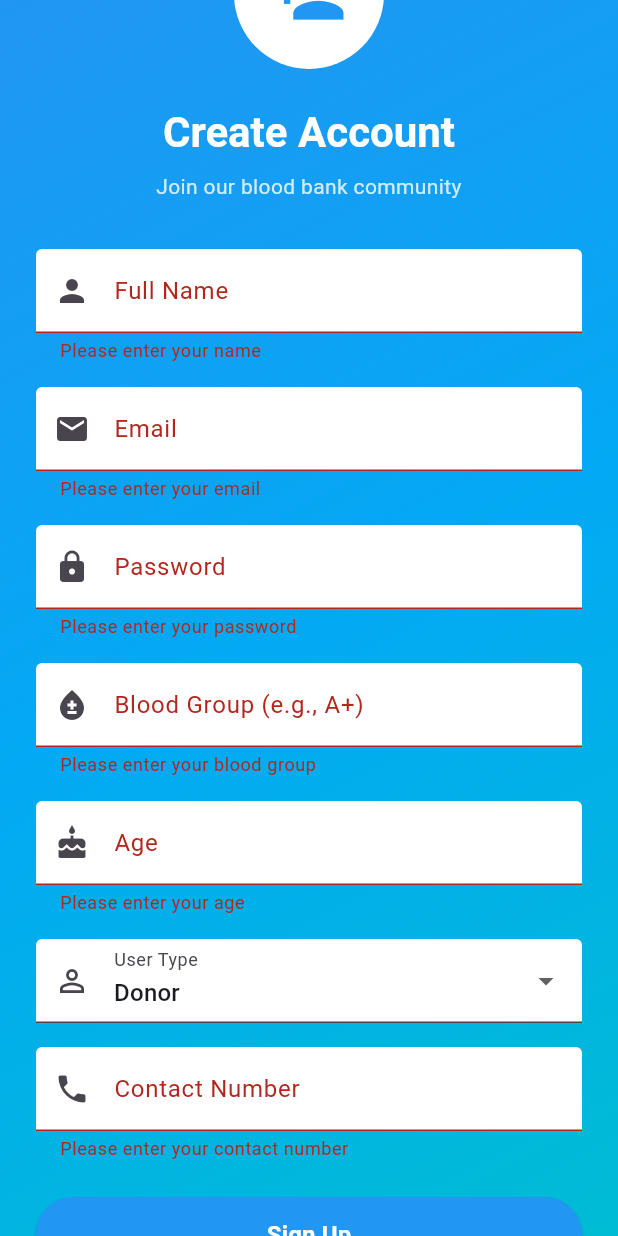
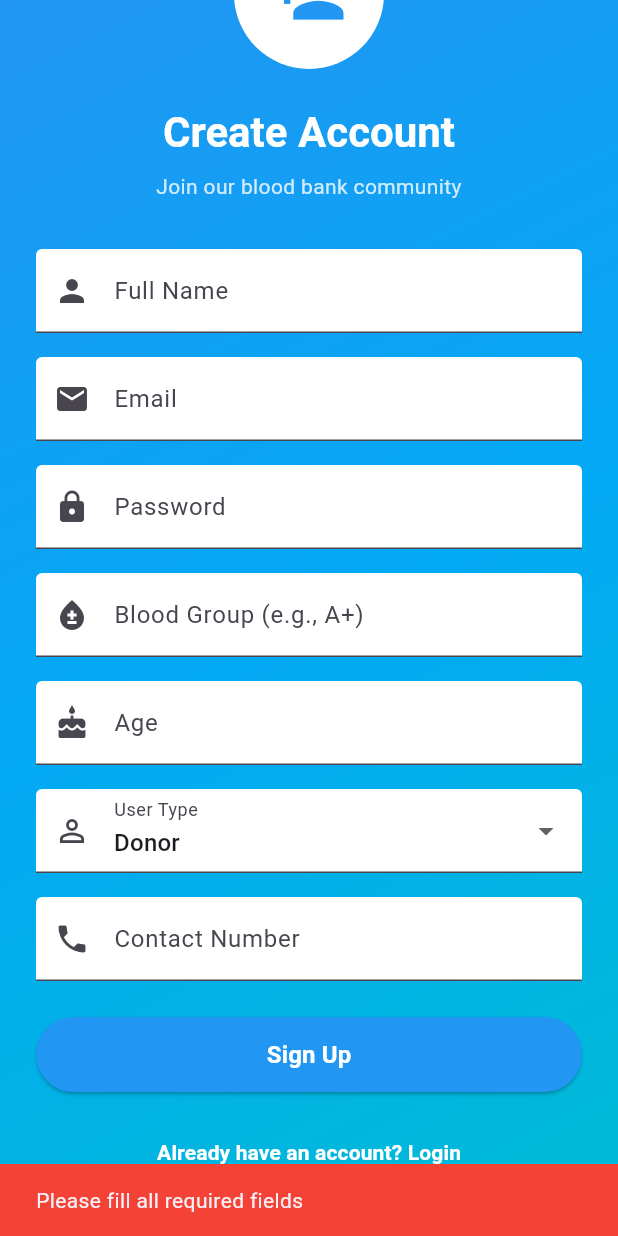
Before and after one commit to mbilal5656/Bloodbank, a Flutter app: the SignupPage screen opened by its route, scrolled down 86 dp, after a tap on "Sign Up", on a phone screen of 412 x 824 dp. Run offline on Flutter 3.47's test engine with Material 3 defaults, Android fonts, the phone set to English and light mode, and no system bars; our stand-ins replace shared_preferences; accounts and stored records are empty.

Commit message:
Fix login and signup button issues - remove Form widgets and improve navigation

```diff
--- a/lib/signup_page.dart
+++ b/lib/signup_page.dart
@@ -9,7 +9,6 @@ class SignupPage extends StatefulWidget {
 }
 
 class _SignupPageState extends State<SignupPage> {
-  final _formKey = GlobalKey<FormState>();
   final _nameController = TextEditingController();
   final _emailController = TextEditingController();
   final _passwordController = TextEditingController();
@@ -33,7 +32,20 @@ class _SignupPageState extends State<SignupPage> {
   Future<void> _signup() async {
     if (!mounted) return;
 
-    if (!_formKey.currentState!.validate()) {
+    // Simple validation first
+    if (_nameController.text.isEmpty ||
+        _emailController.text.isEmpty ||
+        _passwordController.text.isEmpty ||
+        _bloodGroupController.text.isEmpty ||
+        _ageController.text.isEmpty ||
+        (_userType != 'Admin' && _contactController.text.isEmpty)) {
+      if (!mounted) return;
+      ScaffoldMessenger.of(context).showSnackBar(
+        SnackBar(
+          content: const Text('Please fill all required fields'),
+          backgroundColor: AppTheme.errorColor,
+        ),
+      );
       return;
     }
 
@@ -83,7 +95,7 @@ class _SignupPageState extends State<SignupPage> {
             backgroundColor: AppTheme.successColor,
           ),
         );
-        Navigator.pushReplacementNamed(context, '/login');
+        Navigator.of(context).pushReplacementNamed('/login');
       } else {
         ScaffoldMessenger.of(context).showSnackBar(
           const SnackBar(
@@ -122,8 +134,6 @@ class _SignupPageState extends State<SignupPage> {
               horizontal: 24.0,
               vertical: 32.0,
             ),
-            child: Form(
-              key: _formKey,
             child: Column(
               crossAxisAlignment: CrossAxisAlignment.center,
               children: [
@@ -179,12 +189,6 @@ class _SignupPageState extends State<SignupPage> {
                     filled: true,
                     fillColor: AppTheme.cardColor,
                   ),
-                    validator: (value) {
-                      if (value == null || value.isEmpty) {
-                        return 'Please enter your name';
-                      }
-                      return null;
-                    },
                 ),
                 const SizedBox(height: 16),
                 TextFormField(
@@ -196,17 +200,6 @@ class _SignupPageState extends State<SignupPage> {
                     fillColor: AppTheme.cardColor,
                   ),
                   keyboardType: TextInputType.emailAddress,
-                    validator: (value) {
-                      if (value == null || value.isEmpty) {
-                        return 'Please enter your email';
-                      }
-                      if (!RegExp(
-                        r'^[\w-\.]+@([\w-]+\.)+[\w-]{2,4}$',
-                      ).hasMatch(value)) {
-                        return 'Please enter a valid email';
-                      }
-                      return null;
-                    },
                 ),
                 const SizedBox(height: 16),
                 TextFormField(
@@ -218,15 +211,6 @@ class _SignupPageState extends State<SignupPage> {
                     fillColor: AppTheme.cardColor,
                   ),
                   obscureText: true,
-                    validator: (value) {
-                      if (value == null || value.isEmpty) {
-                        return 'Please enter your password';
-                      }
-                      if (value.length < 6) {
-                        return 'Password must be at least 6 characters';
-                      }
-                      return null;
-                    },
                 ),
                 const SizedBox(height: 16),
                 TextFormField(
@@ -237,25 +221,6 @@ class _SignupPageState extends State<SignupPage> {
                     filled: true,
                     fillColor: AppTheme.cardColor,
                   ),
-                    validator: (value) {
-                      if (value == null || value.isEmpty) {
-                        return 'Please enter your blood group';
-                      }
-                      final validBloodGroups = [
-                        'A+',
-                        'A-',
-                        'B+',
-                        'B-',
-                        'AB+',
-                        'AB-',
-                        'O+',
-                        'O-',
-                      ];
-                      if (!validBloodGroups.contains(value.toUpperCase())) {
-                        return 'Please enter a valid blood group (A+, A-, B+, B-, AB+, AB-, O+, O-)';
-                      }
-                      return null;
-                    },
                 ),
                 const SizedBox(height: 16),
                 TextFormField(
@@ -267,16 +232,6 @@ class _SignupPageState extends State<SignupPage> {
                     fillColor: AppTheme.cardColor,
                   ),
                   keyboardType: TextInputType.number,
-                    validator: (value) {
-                      if (value == null || value.isEmpty) {
-                        return 'Please enter your age';
-                      }
-                      int? age = int.tryParse(value);
-                      if (age == null || age < 18 || age > 65) {
-                        return 'Age must be between 18 and 65';
-                      }
-                      return null;
-                    },
                 ),
                 const SizedBox(height: 16),
                 DropdownButtonFormField<String>(
@@ -310,25 +265,6 @@ class _SignupPageState extends State<SignupPage> {
                       fillColor: AppTheme.cardColor,
                     ),
                     keyboardType: TextInputType.phone,
-                      validator: (value) {
-                        if (_userType != 'Admin' &&
-                            (value == null || value.isEmpty)) {
-                          return 'Please enter your contact number';
-                        }
-                        if (value != null && value.isNotEmpty) {
-                          // Remove spaces and special characters for validation
-                          final cleanNumber = value.replaceAll(
-                            RegExp(r'[\s\-\(\)]'),
-                            '',
-                          );
-                          if (!RegExp(
-                            r'^\+?[0-9]{10,15}$',
-                          ).hasMatch(cleanNumber)) {
-                            return 'Please enter a valid contact number (10-15 digits)';
-                          }
-                        }
-                        return null;
-                      },
                   ),
                 const SizedBox(height: 24),
                 SizedBox(
@@ -376,7 +312,6 @@ class _SignupPageState extends State<SignupPage> {
           ),
         ),
       ),
-      ),
     );
   }
 }
```
Also changed, not shown: lib/login_page.dart (+30 -34 lines). Lines whose indentation alone changed are shown as unchanged.
